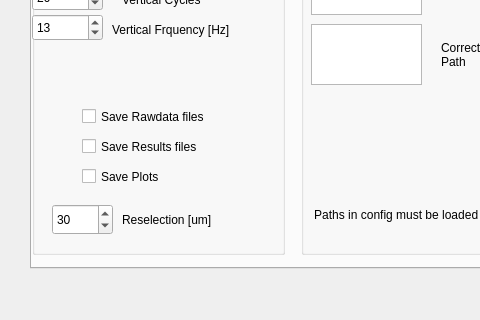
DiamondLightSource/dls-bba, file src/dls_bba/fbba_gui.ui: the form before one commit; both pictures show x 0 to 480 and y 452 to 772 of the 843 by 772 pixel window.
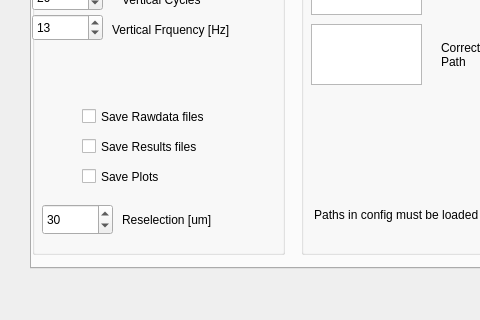
The form after the commit.

Patch:
```diff
--- a/src/dls_bba/fbba_gui.ui
+++ b/src/dls_bba/fbba_gui.ui
@@ -1176,9 +1176,9 @@
          <widget class="QDoubleSpinBox" name="config_reselection">
           <property name="geometry">
            <rect>
-            <x>20</x>
+            <x>10</x>
             <y>600</y>
-            <width>61</width>
+            <width>71</width>
             <height>31</height>
            </rect>
           </property>
@@ -1186,10 +1186,10 @@
            <number>0</number>
           </property>
           <property name="minimum">
-           <double>1.000000000000000</double>
+           <double>0.000000000000000</double>
           </property>
           <property name="maximum">
-           <double>100.000000000000000</double>
+           <double>1000.000000000000000</double>
           </property>
           <property name="singleStep">
            <double>1.000000000000000</double>
```
Left out of the diff: 4 changed lines with no effect on the pictures.
